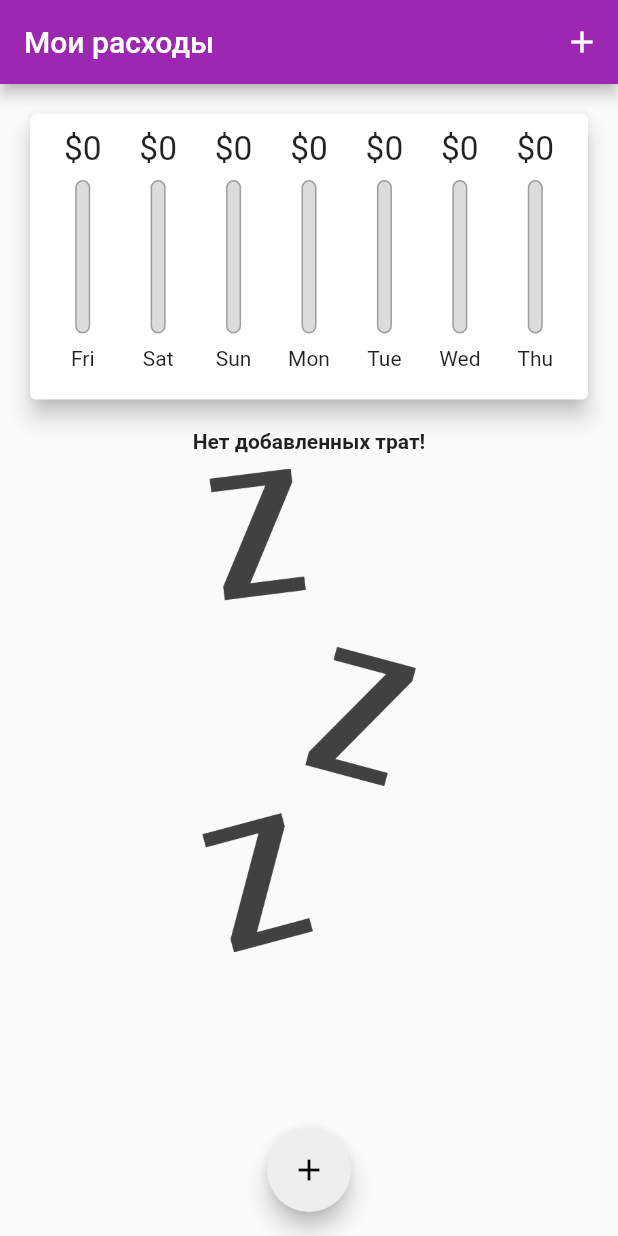
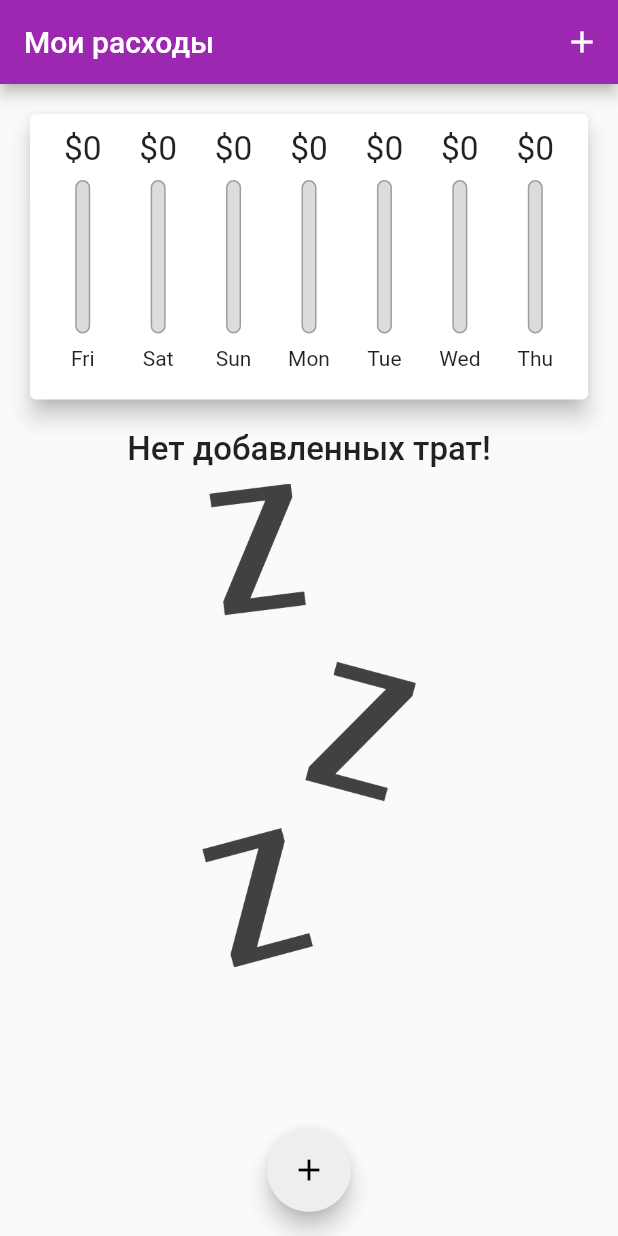
Before and after one commit to VladKodletov/my_expenses, a Flutter app: the screen it shows after launch, on a phone screen of 412 x 824 dp. Run offline on Flutter 3.47's test engine with Material 2 defaults, Android fonts, the phone set to English and light mode, and no system bars.

Commit message:
adaptive issue

```diff
--- a/lib/main.dart
+++ b/lib/main.dart
@@ -1,5 +1,8 @@
+import 'dart:io';
+
 import 'package:flutter/material.dart';
 import 'package:flutter/services.dart';
+
 import './widgets/chart.dart';
 import './widgets/new_transaction.dart';
 import './widgets/transaction_list.dart';
@@ -93,7 +96,8 @@ class _MyHomePageState extends State<MyHomePage> {
 
   @override
   Widget build(BuildContext context) {
-    final isLandscape = MediaQuery.of(context).orientation == Orientation.landscape;
+    final mediaQ = MediaQuery.of(context);
+    final isLandscape = mediaQ.orientation == Orientation.landscape;
     final appBar = AppBar(
       title: Text('Мои расходы'),
       actions: <Widget>[
@@ -104,12 +108,11 @@ class _MyHomePageState extends State<MyHomePage> {
       ],
     );
     final txListWidget = Container(
-                    height: (MediaQuery.of(context).size.height -
+        height: (mediaQ.size.height -
                 appBar.preferredSize.height -
-                            MediaQuery.of(context).padding.top) *
+                mediaQ.padding.top) *
             0.7,
-                    child:
-                        TransactionList(_userTransactions, _deleteTransaction));
+        child: TransactionList(_userTransactions, _deleteTransaction));
     return Scaffold(
       appBar: appBar,
       body: SingleChildScrollView(
@@ -117,11 +120,13 @@ class _MyHomePageState extends State<MyHomePage> {
           // mainAxisAlignment: MainAxisAlignment.start,
           crossAxisAlignment: CrossAxisAlignment.stretch,
           children: <Widget>[
-            if (isLandscape) Row(
+            if (isLandscape)
+              Row(
                 mainAxisAlignment: MainAxisAlignment.center,
                 children: [
                   Text('Показать диаграмму'),
-                Switch(
+                  Switch.adaptive(
+                    activeColor: Theme.of(context).accentColor,
                     value: _showChart,
                     onChanged: (value) {
                       setState(() {
@@ -131,18 +136,20 @@ class _MyHomePageState extends State<MyHomePage> {
                   ),
                 ],
               ),
-            if (!isLandscape) Container(
-                    height: (MediaQuery.of(context).size.height -
+            if (!isLandscape)
+              Container(
+                  height: (mediaQ.size.height -
                           appBar.preferredSize.height -
-                            MediaQuery.of(context).padding.top) *
+                          mediaQ.padding.top) *
                       0.3,
                   child: Chart(_recentTransactions)),
             if (!isLandscape) txListWidget,
-            if (isLandscape) _showChart
+            if (isLandscape)
+              _showChart
                   ? Container(
-                    height: (MediaQuery.of(context).size.height -
+                      height: (mediaQ.size.height -
                               appBar.preferredSize.height -
-                            MediaQuery.of(context).padding.top) *
+                              mediaQ.padding.top) *
                           0.7,
                       child: Chart(_recentTransactions))
                   : txListWidget
@@ -150,7 +157,9 @@ class _MyHomePageState extends State<MyHomePage> {
         ),
       ),
       floatingActionButtonLocation: FloatingActionButtonLocation.centerFloat,
-      floatingActionButton: FloatingActionButton(
+      floatingActionButton: Platform.isIOS
+          ? Container()
+          : FloatingActionButton(
               child: Icon(Icons.add),
               onPressed: () => _startAddNewTransaction(context),
             ),
--- a/lib/widgets/transaction_list.dart
+++ b/lib/widgets/transaction_list.dart
@@ -17,7 +17,10 @@ class TransactionList extends StatelessWidget {
               children: <Widget>[
                 Text(
                   'Нет добавленных трат!',
-                  style: TextStyle(fontWeight: FontWeight.bold),
+                  style: TextStyle(
+                    fontWeight: FontWeight.w500,
+                    fontSize: 22,
+                  ),
                 ),
                 SizedBox(
                   height: 10,
@@ -54,11 +57,18 @@ class TransactionList extends StatelessWidget {
                   subtitle: Text(
                     DateFormat.yMMMMd().format(transactions[index].myDate),
                   ),
-                  trailing: IconButton(
-                    icon: Icon(Icons.delete),
-                    color: Theme.of(context).errorColor,
-                    onPressed: () => deleteTx(transactions[index].id),
-                  ),
+                  trailing: MediaQuery.of(context).size.width > 500
+                      ? FlatButton.icon(
+                          icon: Icon(Icons.delete),
+                          textColor: Theme.of(context).errorColor,
+                          onPressed: () => deleteTx(transactions[index].id),
+                          label: Text('Удалить'),
+                        )
+                      : IconButton(
+                          icon: Icon(Icons.delete),
+                          color: Theme.of(context).errorColor,
+                          onPressed: () => deleteTx(transactions[index].id),
+                        ),
                 ),
               );
             },
```
Lines whose indentation alone changed are shown as unchanged.
